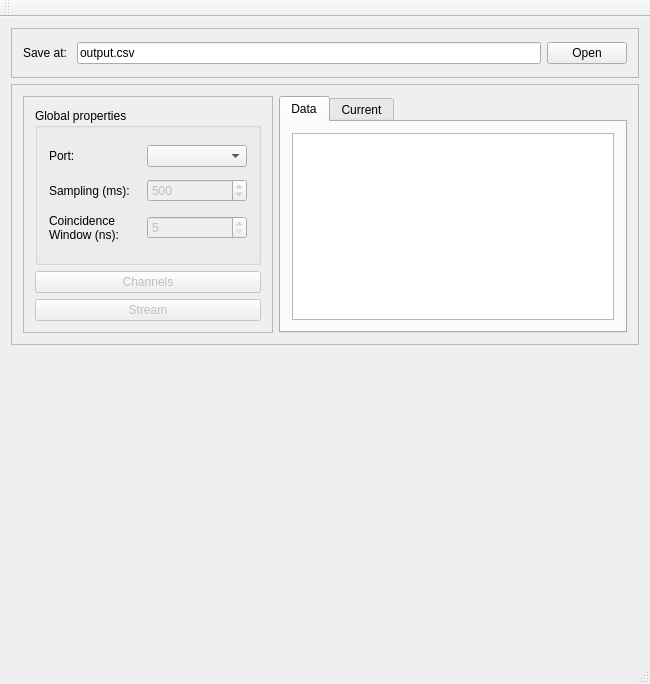
This is Software/GUI/mainwindow.ui in jcbedoyam/AbacusSoftware as Qt 5 draws it before an edit. The edited form follows.
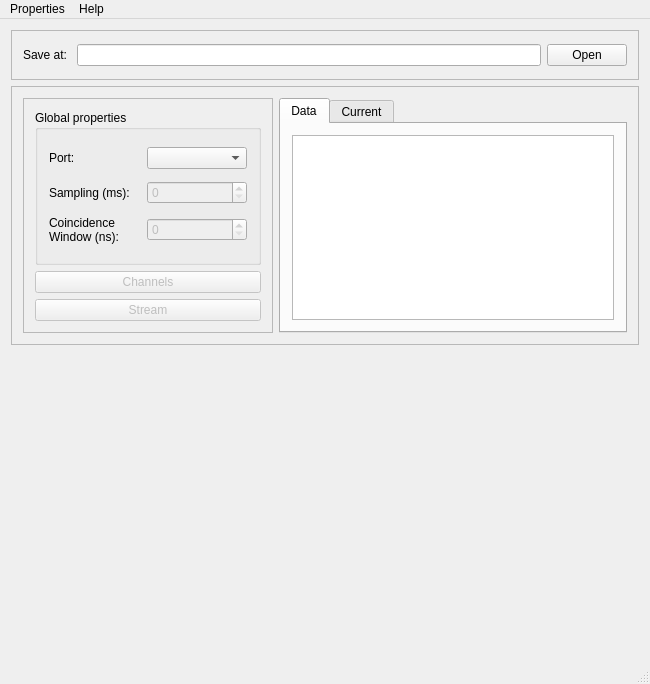
This is the edited form.

```diff
--- a/Software/GUI/mainwindow.ui
+++ b/Software/GUI/mainwindow.ui
@@ -49,7 +49,7 @@
        <item>
         <widget class="QLineEdit" name="save_line">
          <property name="text">
-          <string>output.csv</string>
+          <string/>
          </property>
         </widget>
        </item>
@@ -156,16 +156,16 @@
                 <bool>false</bool>
                </property>
                <property name="minimum">
-                <number>5</number>
+                <number>0</number>
                </property>
                <property name="maximum">
-                <number>1000000</number>
+                <number>99</number>
                </property>
                <property name="singleStep">
                 <number>5</number>
                </property>
                <property name="value">
-                <number>5</number>
+                <number>0</number>
                </property>
               </widget>
              </item>
@@ -187,13 +187,13 @@
                 <bool>false</bool>
                </property>
                <property name="minimum">
-                <number>20</number>
+                <number>0</number>
                </property>
                <property name="maximum">
-                <number>1000000</number>
+                <number>99</number>
                </property>
                <property name="value">
-                <number>500</number>
+                <number>0</number>
                </property>
               </widget>
              </item>
@@ -289,14 +289,6 @@
     </item>
    </layout>
   </widget>
-  <widget class="QToolBar" name="mainToolBar">
-   <attribute name="toolBarArea">
-    <enum>TopToolBarArea</enum>
-   </attribute>
-   <attribute name="toolBarBreak">
-    <bool>false</bool>
-   </attribute>
-  </widget>
   <widget class="QStatusBar" name="statusBar"/>
   <widget class="QMenuBar" name="menuBar">
    <property name="geometry">
@@ -307,6 +299,33 @@
      <height>17</height>
     </rect>
    </property>
+   <property name="sizePolicy">
+    <sizepolicy hsizetype="MinimumExpanding" vsizetype="Fixed">
+     <horstretch>0</horstretch>
+     <verstretch>0</verstretch>
+    </sizepolicy>
+   </property>
+   <property name="autoFillBackground">
+    <bool>false</bool>
+   </property>
+   <property name="defaultUp">
+    <bool>true</bool>
+   </property>
+   <widget class="QMenu" name="menuProperties">
+    <property name="title">
+     <string>Properties</string>
+    </property>
+    <addaction name="actionConfigure_email"/>
+    <addaction name="actionDefault_properties"/>
+   </widget>
+   <widget class="QMenu" name="menuHelp">
+    <property name="title">
+     <string>Help</string>
+    </property>
+    <addaction name="actionAbout"/>
+   </widget>
+   <addaction name="menuProperties"/>
+   <addaction name="menuHelp"/>
   </widget>
   <action name="actionSave_as">
    <property name="text">
```
Left out of the diff: 17 changed lines with no effect on the pictures.
